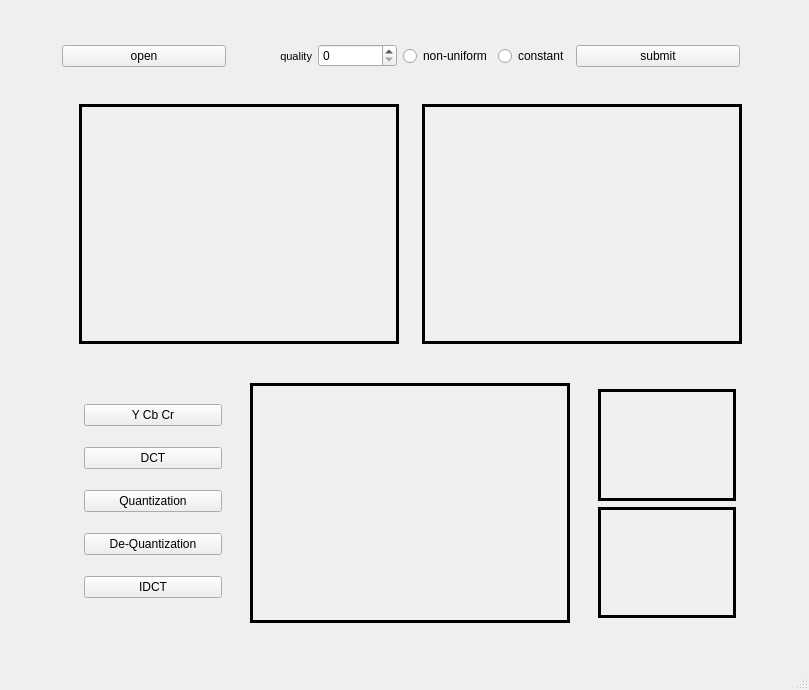
Above: JPEG_compression/mainwindow.ui from luyor/JPEG_compression before the change. Below: the same form after it.
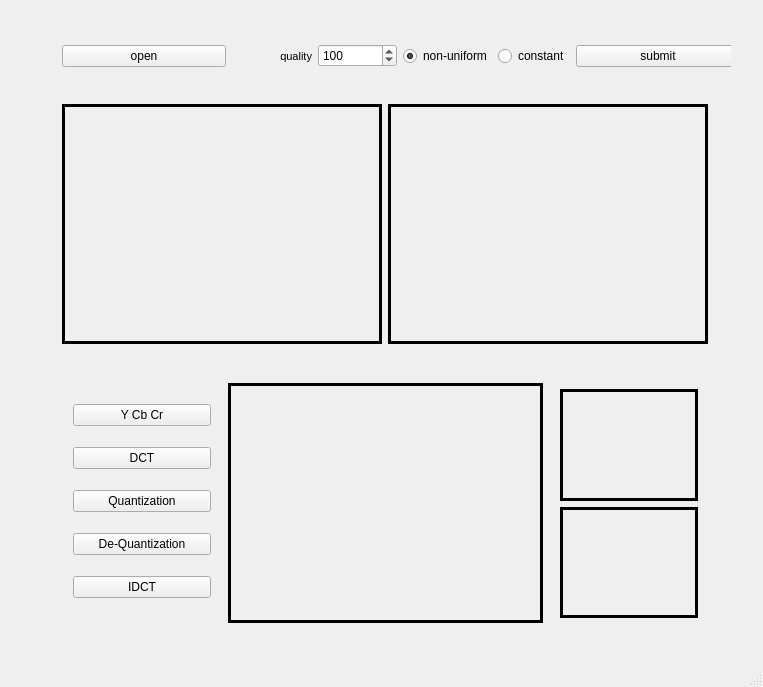
That is the form after the change.

```diff
--- a/JPEG_compression/mainwindow.ui
+++ b/JPEG_compression/mainwindow.ui
@@ -6,8 +6,8 @@
    <rect>
     <x>0</x>
     <y>0</y>
-    <width>809</width>
-    <height>690</height>
+    <width>763</width>
+    <height>687</height>
    </rect>
   </property>
   <property name="windowTitle">
@@ -19,7 +19,7 @@
      <rect>
       <x>40</x>
       <y>20</y>
-      <width>741</width>
+      <width>691</width>
       <height>631</height>
      </rect>
     </property>
@@ -86,6 +86,15 @@
             <property name="suffix">
              <string/>
             </property>
+            <property name="minimum">
+             <number>0</number>
+            </property>
+            <property name="maximum">
+             <number>200</number>
+            </property>
+            <property name="value">
+             <number>100</number>
+            </property>
            </widget>
           </item>
          </layout>
@@ -97,6 +106,9 @@
             <property name="text">
              <string>non-uniform</string>
             </property>
+            <property name="checked">
+             <bool>true</bool>
+            </property>
            </widget>
           </item>
           <item>
```
